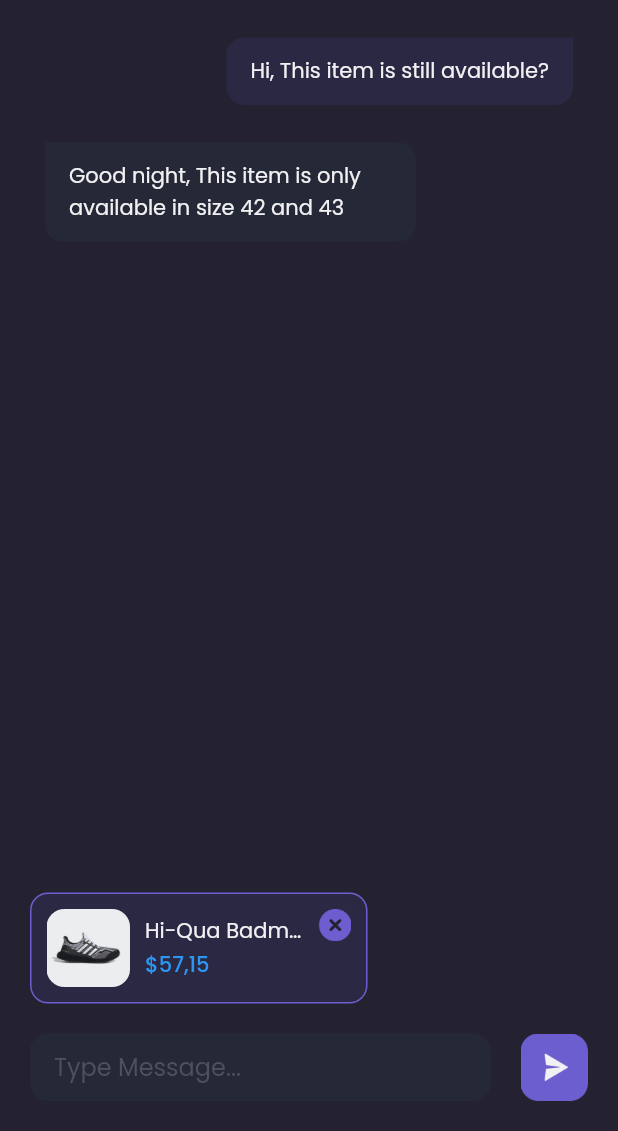
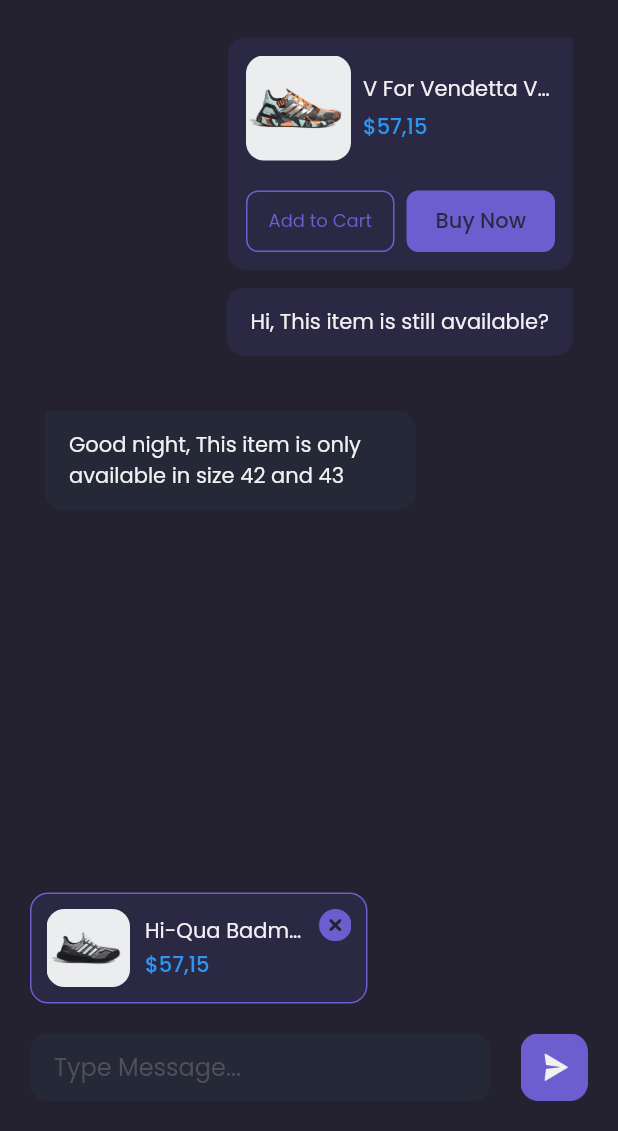
Before and after one commit to irfanagust/flavel, a Flutter app: the ChatDetailPage screen opened by its route, on a phone screen of 412 x 824 dp, the part 105-1236 px from its top. Run offline on Flutter 3.47's test engine with Material 2 defaults, Android fonts, the phone set to English and light mode, and no system bars; our stand-ins replace google_fonts.

Commit message:
add : interface chat with attached product

```diff
--- a/lib/pages/chat_detail_page.dart
+++ b/lib/pages/chat_detail_page.dart
@@ -73,11 +73,13 @@ class ChatDetailPage extends StatelessWidget {
 
     Widget content() {
       return ListView(
+        physics: const BouncingScrollPhysics(),
         padding: EdgeInsets.symmetric(horizontal: defaultMargin),
         children: [
           ChatBubble(
             isSender: true,
             text: 'Hi, This item is still available?',
+            hasProductAttached: true,
           ),
           ChatBubble(
             isSender: false,
--- a/lib/pages/home/chat_page.dart
+++ b/lib/pages/home/chat_page.dart
@@ -90,12 +90,10 @@ class ChatPage extends StatelessWidget {
         child: Container(
           width: double.infinity,
           decoration: BoxDecoration(
-            borderRadius: const BorderRadius.vertical(
-              top: Radius.circular(20),
-            ),
             color: bgColor3,
           ),
           child: ListView(
+            physics: const BouncingScrollPhysics(),
             padding: EdgeInsets.symmetric(horizontal: defaultMargin),
             children: [
               ChatTile(),
--- a/lib/pages/home/home_page.dart
+++ b/lib/pages/home/home_page.dart
@@ -61,6 +61,7 @@ class HomePage extends StatelessWidget {
         ),
         child: SingleChildScrollView(
           scrollDirection: Axis.horizontal,
+          physics: const BouncingScrollPhysics(),
           child: Row(
             children: [
               SizedBox(
@@ -230,6 +231,7 @@ class HomePage extends StatelessWidget {
       return Container(
         margin: const EdgeInsets.only(top: 14),
         child: SingleChildScrollView(
+          physics: const BouncingScrollPhysics(),
           scrollDirection: Axis.horizontal,
           child: Row(
             children: [
@@ -282,6 +284,7 @@ class HomePage extends StatelessWidget {
     }
 
     return ListView(
+      physics: const BouncingScrollPhysics(),
       children: [
         header(),
         categories(),
--- a/lib/pages/home/wishlist_page.dart
+++ b/lib/pages/home/wishlist_page.dart
@@ -29,9 +29,6 @@ class WishListPage extends StatelessWidget {
           width: double.infinity,
           decoration: BoxDecoration(
             color: bgColor3,
-            borderRadius: const BorderRadius.vertical(
-              top: Radius.circular(20),
-            ),
           ),
           child: Column(
             mainAxisAlignment: MainAxisAlignment.center,
--- a/lib/theme.dart
+++ b/lib/theme.dart
@@ -26,6 +26,7 @@ TextStyle subtitleTextStyle = GoogleFonts.poppins(color: subtitleTextColor);
 TextStyle purpleTextStyle = GoogleFonts.poppins(color: primaryColor);
 TextStyle productNameTextStyle =
     GoogleFonts.poppins(color: productNameTextColor);
+TextStyle buttonBuyTextStyle = GoogleFonts.poppins(color: bgColor5);
 
 FontWeight light = FontWeight.w300;
 FontWeight regular = FontWeight.w400;
--- a/lib/widgets/chat_bubble.dart
+++ b/lib/widgets/chat_bubble.dart
@@ -4,8 +4,13 @@ import 'package:flutter/material.dart';
 class ChatBubble extends StatelessWidget {
   final String text;
   final bool isSender;
+  final bool hasProductAttached;
 
-  ChatBubble({this.isSender = false, this.text = ''});
+  ChatBubble({
+    this.isSender = false,
+    this.text = '',
+    this.hasProductAttached = false,
+  });
 
   @override
   Widget build(BuildContext context) {
@@ -31,10 +36,124 @@ class ChatBubble extends StatelessWidget {
       );
     }
 
+    Widget productPreview() {
+      return Container(
+        width: 230,
+        padding: const EdgeInsets.all(12),
+        decoration:
+            isSender ? boxDecorationForSender() : boxDecorationForReceiver(),
+        child: Column(
+          children: [
+            Row(
+              children: [
+                ClipRRect(
+                  borderRadius: BorderRadius.circular(12),
+                  child: Image.asset(
+                    'assets/image_shoes4.png',
+                    width: 70,
+                    height: 70,
+                    fit: BoxFit.cover,
+                  ),
+                ),
+                const SizedBox(
+                  width: 8,
+                ),
+                Expanded(
+                  child: Column(
+                    crossAxisAlignment: CrossAxisAlignment.start,
+                    children: [
+                      Text(
+                        'V For Vendetta V20',
+                        style: primaryTextStyle.copyWith(
+                          fontWeight: regular,
+                          fontSize: 14,
+                        ),
+                        overflow: TextOverflow.ellipsis,
+                      ),
+                      const SizedBox(
+                        height: 4,
+                      ),
+                      Text(
+                        '\$57,15',
+                        style: priceTextStyle.copyWith(
+                          fontWeight: medium,
+                          fontSize: 14,
+                        ),
+                      )
+                    ],
+                  ),
+                ),
+              ],
+            ),
+            const SizedBox(height: 20),
+            Row(
+              children: [
+                Container(
+                  margin: const EdgeInsets.only(top: 0),
+                  width: 99,
+                  height: 41,
+                  child: TextButton(
+                    onPressed: () {},
+                    style: TextButton.styleFrom(
+                      backgroundColor: transparentColor,
+                      shape: RoundedRectangleBorder(
+                        borderRadius: BorderRadius.circular(8),
+                      ),
+                      side: BorderSide(color: primaryColor),
+                    ),
+                    child: Text(
+                      'Add to Cart',
+                      style: purpleTextStyle.copyWith(
+                        fontWeight: regular,
+                        fontSize: 12,
+                      ),
+                    ),
+                  ),
+                ),
+                const SizedBox(
+                  width: 8,
+                ),
+                Container(
+                  margin: const EdgeInsets.only(top: 0),
+                  width: 99,
+                  height: 41,
+                  child: TextButton(
+                    onPressed: () {},
+                    style: TextButton.styleFrom(
+                      backgroundColor: primaryColor,
+                      shape: RoundedRectangleBorder(
+                        borderRadius: BorderRadius.circular(8),
+                      ),
+                    ),
+                    child: Text(
+                      'Buy Now',
+                      style: buttonBuyTextStyle.copyWith(
+                        fontWeight: medium,
+                        fontSize: 14,
+                      ),
+                    ),
+                  ),
+                ),
+              ],
+            )
+          ],
+        ),
+      );
+    }
+
     return Container(
       width: double.infinity,
       margin: const EdgeInsets.only(top: 25),
-      child: Row(
+      child: Column(
+        crossAxisAlignment: (isSender == true)
+            ? CrossAxisAlignment.end
+            : CrossAxisAlignment.start,
+        children: [
+          (hasProductAttached == true) ? productPreview() : const SizedBox(),
+          const SizedBox(
+            height: 12,
+          ),
+          Row(
             mainAxisAlignment: (isSender == true)
                 ? MainAxisAlignment.end
                 : MainAxisAlignment.start,
@@ -63,6 +182,8 @@ class ChatBubble extends StatelessWidget {
               ),
             ],
           ),
+        ],
+      ),
     );
   }
 }
```
Lines whose indentation alone changed are shown as unchanged.
